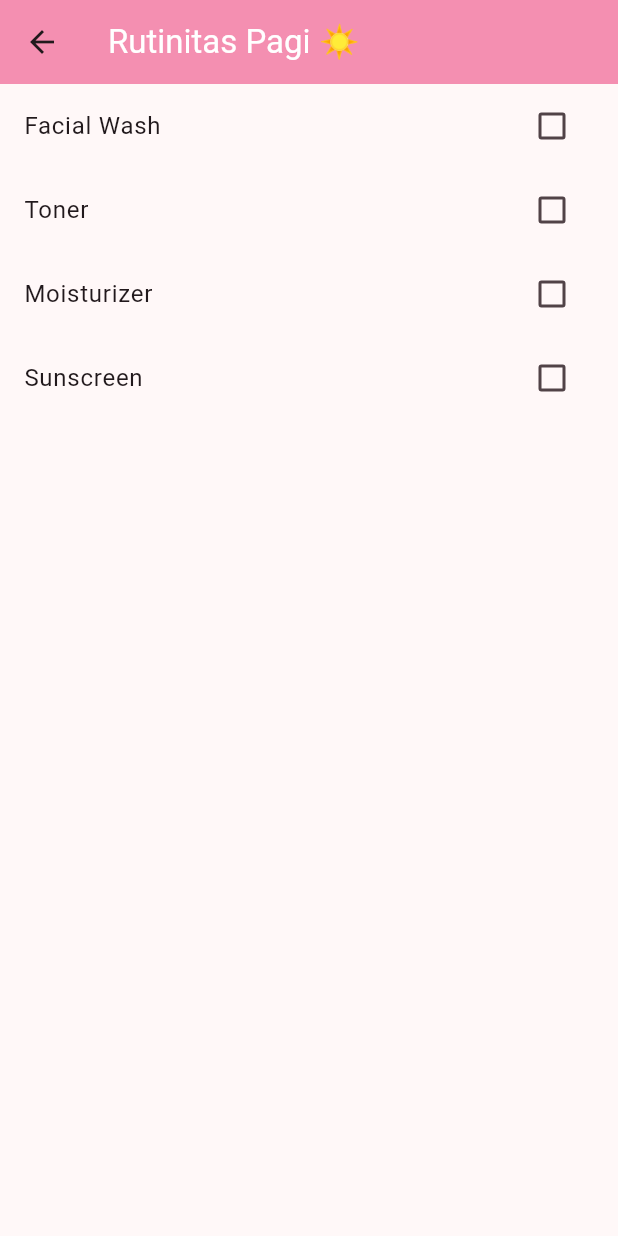
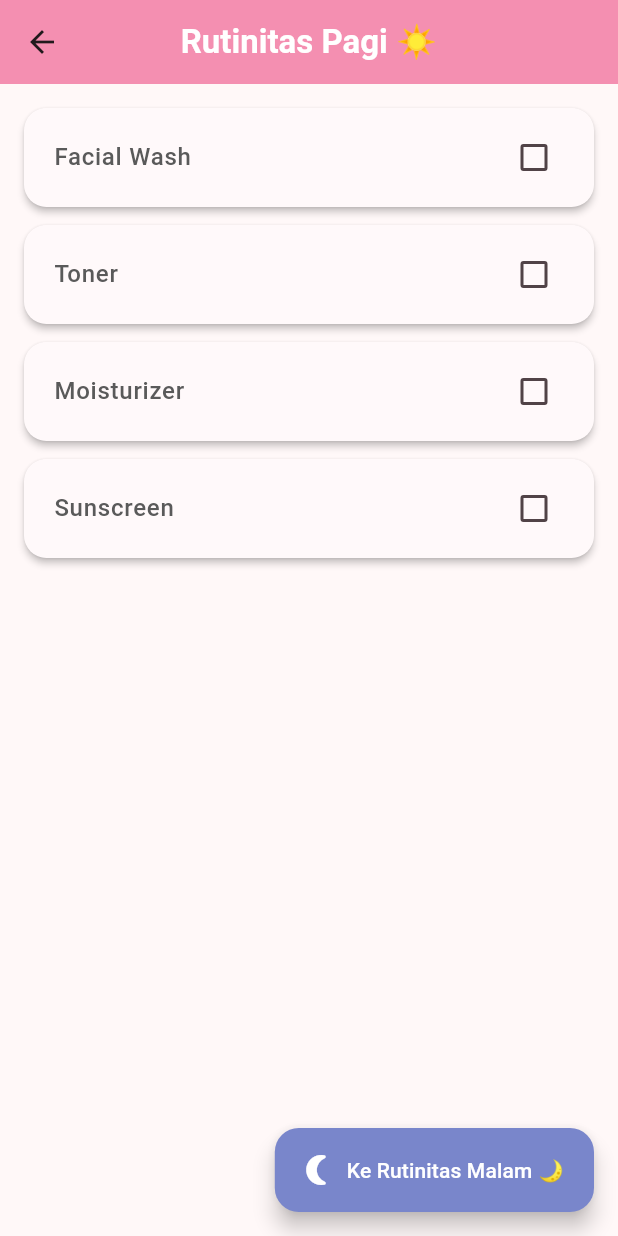
Before and after one commit to AinafoodDrink/myapp, a Flutter app: the screen it shows after launch, after a tap on "Mulai Sekarang", on a phone screen of 412 x 824 dp. Run offline on Flutter 3.47's test engine with Material 3 defaults, Android fonts, the phone set to English and light mode, and no system bars.

Commit message:
UI: memperbarui tampilan pagi dan malam agar seragam

```diff
--- a/lib/main.dart
+++ b/lib/main.dart
@@ -1,4 +1,5 @@
 import 'package:flutter/material.dart';
+import 'night_routine.dart'; // Menghubungkan ke file malam
 
 void main() {
   runApp(const GlowUpApp());
@@ -50,7 +51,6 @@ class WelcomeScreen extends StatelessWidget {
               const SizedBox(height: 40),
               ElevatedButton(
                 onPressed: () {
-                  // Sekarang navigasinya sudah aktif ke RoutinePage
                   Navigator.push(
                     context,
                     MaterialPageRoute(
@@ -65,6 +65,9 @@ class WelcomeScreen extends StatelessWidget {
                     horizontal: 50,
                     vertical: 15,
                   ),
+                  shape: RoundedRectangleBorder(
+                    borderRadius: BorderRadius.circular(20),
+                  ),
                 ),
                 child: const Text("Mulai Sekarang"),
               ),
@@ -76,7 +79,7 @@ class WelcomeScreen extends StatelessWidget {
   }
 }
 
-// Fitur Utama: Skincare Routine Tracker (Sesuai Blueprint Minggu 3)
+// Halaman Rutinitas Pagi yang sudah dipercantik (Sesuai Blueprint Minggu 3)
 class RoutinePage extends StatefulWidget {
   const RoutinePage({super.key});
 
@@ -85,7 +88,7 @@ class RoutinePage extends StatefulWidget {
 }
 
 class _RoutinePageState extends State<RoutinePage> {
-  // Daftar skincare harian Iin
+  // Daftar skincare pagi Iin
   final Map<String, bool> morningRoutine = {
     "Facial Wash": false,
     "Toner": false,
@@ -99,23 +102,58 @@ class _RoutinePageState extends State<RoutinePage> {
       appBar: AppBar(
         title: const Text(
           "Rutinitas Pagi ☀️",
-          style: TextStyle(color: Colors.white),
+          style: TextStyle(color: Colors.white, fontWeight: FontWeight.bold),
         ),
         backgroundColor: Colors.pink[200],
+        elevation: 0,
+        centerTitle: true,
       ),
       body: ListView(
+        padding: const EdgeInsets.all(16.0),
         children: morningRoutine.keys.map((String key) {
-          return CheckboxListTile(
-            title: Text(key),
+          return Card(
+            elevation: 2,
+            margin: const EdgeInsets.only(bottom: 12),
+            shape: RoundedRectangleBorder(
+              borderRadius: BorderRadius.circular(15),
+            ),
+            color: const Color(0xFFFFF9FA), // Pink pastel sangat lembut
+            child: CheckboxListTile(
+              title: Text(
+                key,
+                style: const TextStyle(
+                  fontWeight: FontWeight.w500,
+                  color: Color(0xFF5A5A5A),
+                ),
+              ),
               value: morningRoutine[key],
               activeColor: Colors.pink[300],
+              checkColor: Colors.white,
+              contentPadding: const EdgeInsets.symmetric(
+                horizontal: 20,
+                vertical: 5,
+              ),
               onChanged: (bool? value) {
                 setState(() {
                   morningRoutine[key] = value!;
                 });
               },
+            ),
           );
         }).toList(),
+      ),
+      // Tombol Navigasi ke Halaman Malam
+      floatingActionButton: FloatingActionButton.extended(
+        onPressed: () {
+          Navigator.push(
+            context,
+            MaterialPageRoute(builder: (context) => const NightRoutinePage()),
+          );
+        },
+        label: const Text("Ke Rutinitas Malam 🌙"),
+        icon: const Icon(Icons.nightlight_round),
+        backgroundColor: Colors.indigo[300],
+        foregroundColor: Colors.white,
       ),
     );
   }
```
Lines whose indentation alone changed are shown as unchanged.
